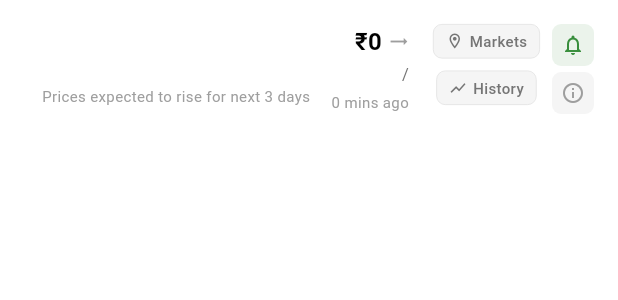
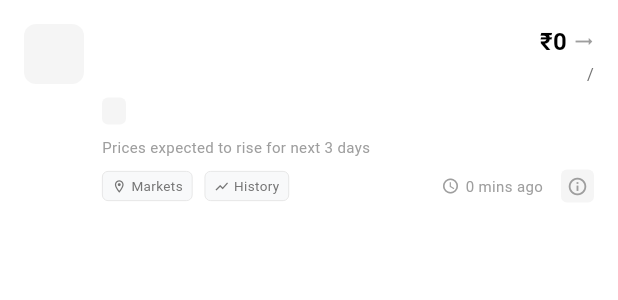
Before and after one commit to farma-sahayak/sahayak-app, a Flutter app: the PriceCard widget shown alone on an empty page, opened directly with empty values, on a phone screen of 412 x 824 dp. Shown: the top 300 px of the screen. Run offline on Flutter 3.47's test engine with Material 3 defaults, Android fonts, the phone set to English and light mode, and no system bars; our stand-ins replace equatable, flutter_bloc, image_picker; network calls fail.

Commit message:
Refactor PriceCard UI with improved layout and status indicators
Co-authored-by: mrutyunjay.biswal.hmu <mrutyunjay.biswal.hmu@gmail.com>

```diff
--- a/lib/features/market/widgets/price_card.dart
+++ b/lib/features/market/widgets/price_card.dart
@@ -26,17 +26,31 @@ class PriceCard extends StatelessWidget {
         ),
       ),
       child: Row(
+        crossAxisAlignment: CrossAxisAlignment.start,
         children: [
-          // Crop emoji and info
-          Row(
-            children: [
-              Text(
+          // Crop emoji
+          Container(
+            width: 40,
+            height: 40,
+            decoration: BoxDecoration(
+              color: Colors.grey[100],
+              borderRadius: BorderRadius.circular(8),
+            ),
+            child: Center(
+              child: Text(
                 price.cropEmoji,
-                style: const TextStyle(fontSize: 24),
+                style: const TextStyle(fontSize: 20),
+              ),
+            ),
           ),
           const SizedBox(width: 12),
-              Column(
+
+          // Crop info and status
+          Expanded(
+            child: Column(
               crossAxisAlignment: CrossAxisAlignment.start,
+              children: [
+                Row(
                   children: [
                     Text(
                       price.crop,
@@ -46,34 +60,7 @@ class PriceCard extends StatelessWidget {
                         color: Colors.black,
                       ),
                     ),
-                  Text(
-                    price.market,
-                    style: TextStyle(
-                      fontSize: 11,
-                      color: Colors.grey[600],
-                    ),
-                  ),
-                  const SizedBox(height: 4),
-                  Text(
-                    'Prices expected to rise for next 3 days',
-                    style: TextStyle(
-                      fontSize: 10,
-                      color: Colors.grey[500],
-                    ),
-                  ),
-                ],
-              ),
-            ],
-          ),
-
                     const Spacer(),
-
-          // Price and trend
-          Column(
-            crossAxisAlignment: CrossAxisAlignment.end,
-            children: [
-              Row(
-                children: [
                     Text(
                       '₹${price.price.toInt()}',
                       style: const TextStyle(
@@ -91,6 +78,16 @@ class PriceCard extends StatelessWidget {
                   ],
                 ),
                 const SizedBox(height: 2),
+                Row(
+                  children: [
+                    Text(
+                      price.market,
+                      style: TextStyle(
+                        fontSize: 11,
+                        color: Colors.grey[600],
+                      ),
+                    ),
+                    const Spacer(),
                     Text(
                       '/${price.unit}',
                       style: TextStyle(
@@ -98,7 +95,66 @@ class PriceCard extends StatelessWidget {
                         color: Colors.grey[600],
                       ),
                     ),
-              const SizedBox(height: 4),
+                  ],
+                ),
+                const SizedBox(height: 8),
+
+                // Status indicator with colored background
+                Container(
+                  padding: const EdgeInsets.symmetric(horizontal: 8, vertical: 2),
+                  decoration: BoxDecoration(
+                    color: _getStatusColor().withOpacity(0.1),
+                    borderRadius: BorderRadius.circular(4),
+                  ),
+                  child: Text(
+                    price.status,
+                    style: TextStyle(
+                      fontSize: 10,
+                      fontWeight: FontWeight.w500,
+                      color: _getStatusColor(),
+                    ),
+                  ),
+                ),
+                const SizedBox(height: 8),
+
+                Text(
+                  'Prices expected to rise for next 3 days',
+                  style: TextStyle(
+                    fontSize: 10,
+                    color: Colors.grey[500],
+                  ),
+                ),
+                const SizedBox(height: 8),
+
+                // Action buttons row
+                Row(
+                  children: [
+                    _buildActionButton(
+                      'Markets',
+                      Icons.location_on_outlined,
+                      () {
+                        // Navigate to nearby markets
+                      },
+                    ),
+                    const SizedBox(width: 8),
+                    _buildActionButton(
+                      'History',
+                      Icons.show_chart_outlined,
+                      () {
+                        // Show price history
+                      },
+                    ),
+                    const Spacer(),
+
+                    // Time ago
+                    Row(
+                      children: [
+                        Icon(
+                          Icons.access_time,
+                          size: 12,
+                          color: Colors.grey[500],
+                        ),
+                        const SizedBox(width: 4),
                         Text(
                           _getTimeAgo(),
                           style: TextStyle(
@@ -108,74 +164,30 @@ class PriceCard extends StatelessWidget {
                         ),
                       ],
                     ),
+                    const SizedBox(width: 12),
 
-          const SizedBox(width: 16),
-
-          // Action buttons
-          Column(
-            children: [
-              _buildActionButton(
-                'Markets',
-                Icons.location_on_outlined,
-                () {
-                  // Navigate to nearby markets
-                },
-              ),
-              const SizedBox(height: 8),
-              _buildActionButton(
-                'History',
-                Icons.show_chart_outlined,
-                () {
-                  // Show price history
-                },
-              ),
-            ],
-          ),
-
-          const SizedBox(width: 8),
-
-          // Alert and Info buttons
-          Column(
-            children: [
-              GestureDetector(
-                onTap: () {
-                  showDialog(
-                    context: context,
-                    builder: (context) => PriceAlertDialog(price: price),
-                  );
-                },
-                child: Container(
-                  padding: const EdgeInsets.all(6),
-                  decoration: BoxDecoration(
-                    color: const Color(0xFF388E3C).withOpacity(0.1),
-                    borderRadius: BorderRadius.circular(6),
-                  ),
-                  child: const Icon(
-                    Icons.notifications_none,
-                    color: Color(0xFF388E3C),
-                    size: 16,
-                  ),
-                ),
-              ),
-              const SizedBox(height: 4),
+                    // Info button
                     GestureDetector(
                       onTap: () {
                         _showPriceDetails(context);
                       },
                       child: Container(
-                  padding: const EdgeInsets.all(6),
+                        padding: const EdgeInsets.all(4),
                         decoration: BoxDecoration(
                           color: Colors.grey[100],
-                    borderRadius: BorderRadius.circular(6),
+                          borderRadius: BorderRadius.circular(4),
                         ),
                         child: const Icon(
                           Icons.info_outline,
                           color: Colors.grey,
-                    size: 16,
+                          size: 14,
                         ),
                       ),
                     ),
                   ],
+                ),
+              ],
+            ),
           ),
         ],
       ),
@@ -186,10 +198,10 @@ class PriceCard extends StatelessWidget {
     return GestureDetector(
       onTap: onTap,
       child: Container(
-        padding: const EdgeInsets.symmetric(horizontal: 8, vertical: 4),
+        padding: const EdgeInsets.symmetric(horizontal: 6, vertical: 3),
         decoration: BoxDecoration(
-          color: const Color(0xFFF5F5F5),
-          borderRadius: BorderRadius.circular(6),
+          color: const Color(0xFFF8F9FA),
+          borderRadius: BorderRadius.circular(4),
           border: Border.all(
             color: Colors.grey[300]!,
             width: 0.5,
@@ -200,16 +212,16 @@ class PriceCard extends StatelessWidget {
           children: [
             Icon(
               icon,
-              size: 12,
+              size: 10,
               color: Colors.grey[600],
             ),
-            const SizedBox(width: 4),
+            const SizedBox(width: 3),
             Text(
               label,
               style: TextStyle(
-                fontSize: 10,
+                fontSize: 9,
                 color: Colors.grey[600],
-                fontWeight: FontWeight.w500,
+                fontWeight: FontWeight.w400,
               ),
             ),
           ],
@@ -235,6 +247,19 @@ class PriceCard extends StatelessWidget {
         return const Color(0xFF388E3C);
       case 'down':
         return Colors.red;
+      default:
+        return Colors.grey;
+    }
+  }
+
+  Color _getStatusColor() {
+    switch (price.status) {
+      case 'SELL':
+        return const Color(0xFF388E3C);
+      case 'HOLD':
+        return Colors.orange;
+      case 'NEUTRAL':
+        return Colors.grey;
       default:
         return Colors.grey;
     }
```
Lines whose indentation alone changed are shown as unchanged.
